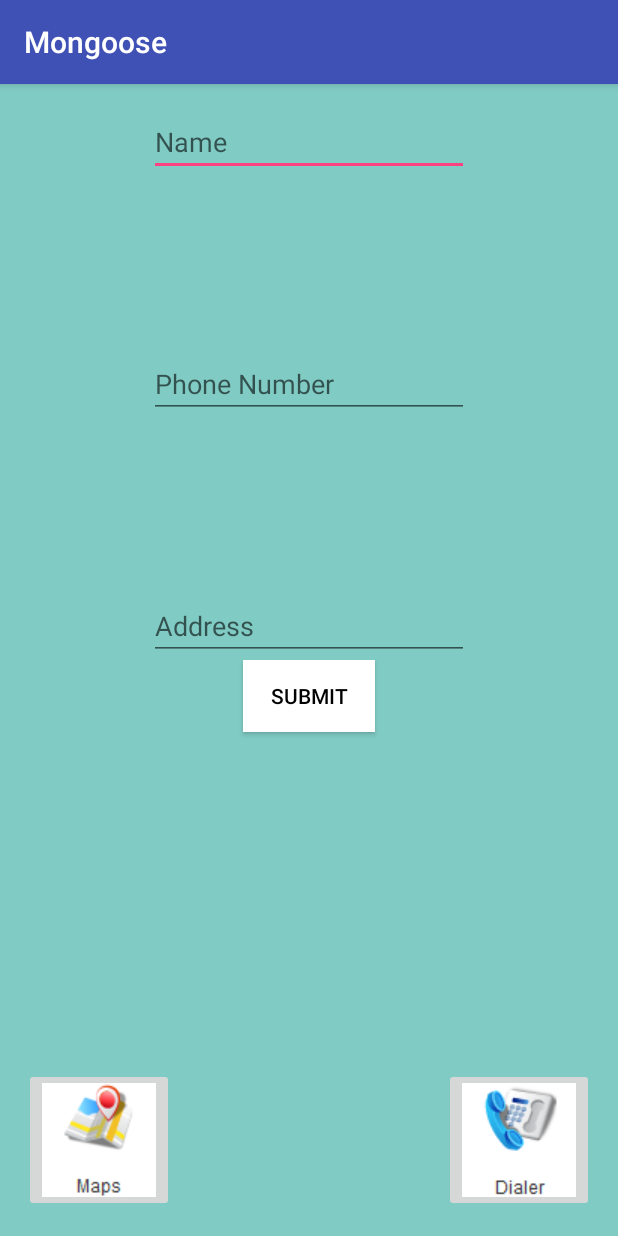
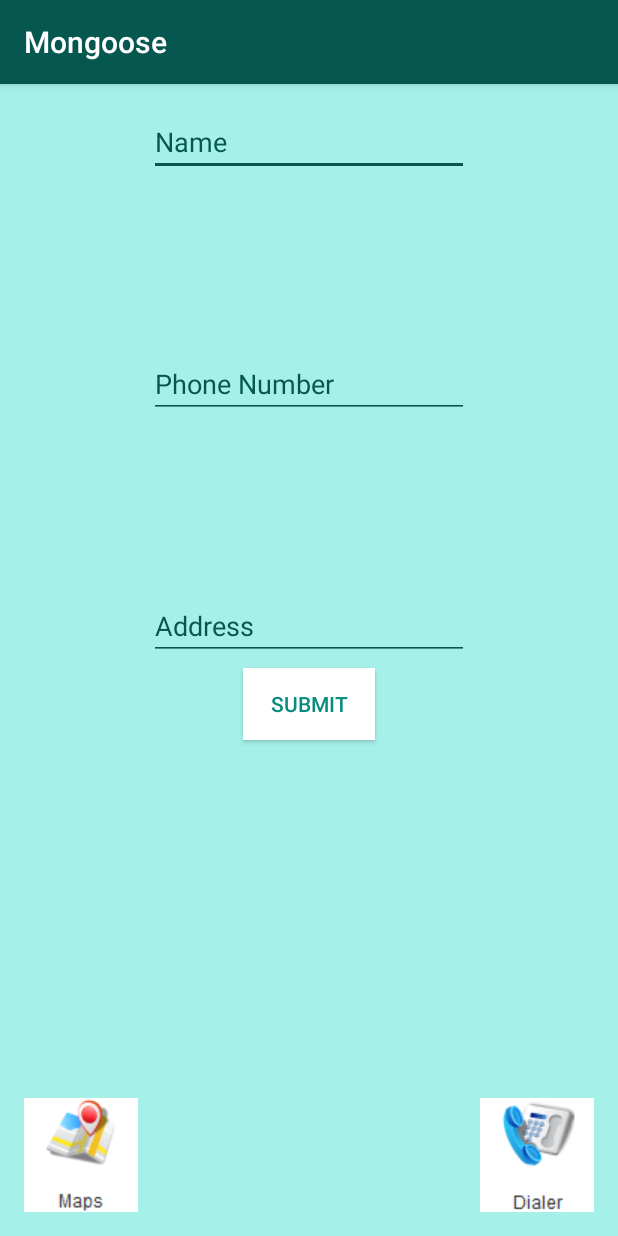
Before and after one commit to billbrasky1/TeamMongoose, an Android app: the screen it shows after launch (MainActivity), on a phone screen of 412 x 824 dp. Run offline under Robolectric (Android 15) with nearby library versions, the phone set to English and light mode, and no system bars.

Commit message:
Aesthetic Commit: Centered and sized down output text, changed some default colors

```diff
--- a/Mongoose/app/src/main/res/layout/activity_main.xml
+++ b/Mongoose/app/src/main/res/layout/activity_main.xml
@@ -8,7 +8,7 @@
     android:paddingRight="@dimen/activity_horizontal_margin"
     android:paddingTop="@dimen/activity_vertical_margin"
     tools:context="com.danielbrinker.android.aca.mongoose.MainActivity"
-    android:background="@color/material_deep_teal_200">
+    android:background="#a5f1ea">
 
     <LinearLayout
         android:orientation="vertical"
@@ -29,7 +29,9 @@
                 android:layout_alignParentTop="true"
                 android:layout_centerHorizontal="true"
                 android:hint="Name"
-                android:textColor="#000000"/>
+                android:textColor="#000000"
+                android:textColorHint="#065750"
+                android:backgroundTint="#065750" />
 
             <EditText
                 android:layout_width="wrap_content"
@@ -40,7 +42,10 @@
                 android:layout_centerVertical="true"
                 android:layout_centerHorizontal="true"
                 android:hint="Phone Number"
-                android:textColor="#000000"/>
+                android:textColor="#000000"
+                android:textColorHint="#065750"
+                android:backgroundTint="#065750"
+                android:phoneNumber="false" />
 
             <EditText
                 android:layout_width="wrap_content"
@@ -51,7 +56,10 @@
                 android:layout_alignParentBottom="true"
                 android:layout_centerHorizontal="true"
                 android:hint="Address"
-                android:textColor="#000000"/>
+                android:textColor="#000000"
+                android:textColorHint="#065750"
+                android:backgroundTint="#065750"
+                android:typeface="sans" />
         </RelativeLayout>
 
         <RelativeLayout
@@ -67,7 +75,8 @@
                 android:layout_alignParentTop="true"
                 android:layout_centerHorizontal="true"
                 android:background="#ffffff"
-                android:textColor="#000000"/>
+                android:textColor="#088b7f"
+                android:layout_marginTop="5dp" />
 
 
 
@@ -76,8 +85,11 @@
                 android:layout_height="wrap_content"
                 android:textAppearance="?android:attr/textAppearanceLarge"
                 android:id="@+id/userInput"
-                android:layout_centerVertical="true"
-                android:layout_centerHorizontal="true" />
+                android:layout_below="@id/displayButton"
+                android:layout_centerHorizontal="true"
+                android:textSize="17sp"
+                android:layout_marginTop="10dp"
+                android:textColor="#065750" />
 
             <ImageButton
                 android:layout_width="wrap_content"
@@ -88,7 +100,8 @@
                 android:layout_alignParentStart="true"
                 android:src="@drawable/maps"
                 android:adjustViewBounds="false"
-                android:onClick="processClicks" />
+                android:onClick="processClicks"
+                android:background="@android:color/white" />
 
             <ImageButton
                 android:layout_width="wrap_content"
@@ -98,7 +111,9 @@
                 android:layout_alignParentRight="true"
                 android:layout_alignParentEnd="true"
                 android:src="@drawable/phone"
-                android:onClick="processClicks" />
+                android:onClick="processClicks"
+                android:background="@android:color/white"
+                android:cropToPadding="false" />
         </RelativeLayout>
     </LinearLayout>
 </RelativeLayout>
--- a/Mongoose/app/src/main/res/values/colors.xml
+++ b/Mongoose/app/src/main/res/values/colors.xml
@@ -1,6 +1,6 @@
 <?xml version="1.0" encoding="utf-8"?>
 <resources>
-    <color name="colorPrimary">#3F51B5</color>
-    <color name="colorPrimaryDark">#303F9F</color>
+    <color name="colorPrimary">#065750</color>
+    <color name="colorPrimaryDark">#FF043530</color>
     <color name="colorAccent">#FF4081</color>
 </resources>
```
